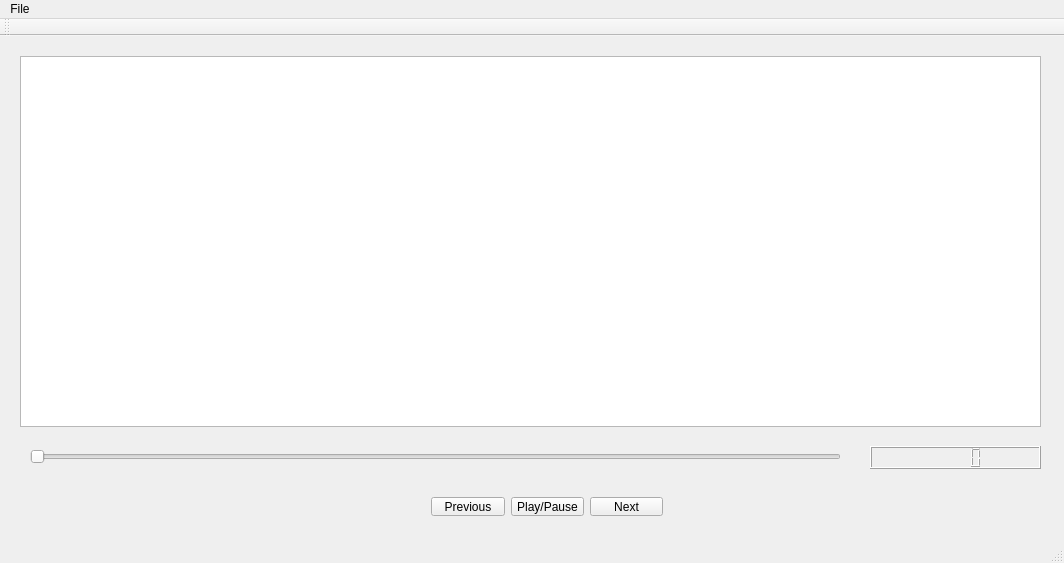
Qt form qt/mainwindow.ui (python-discord/code-jam-4) before a commit.
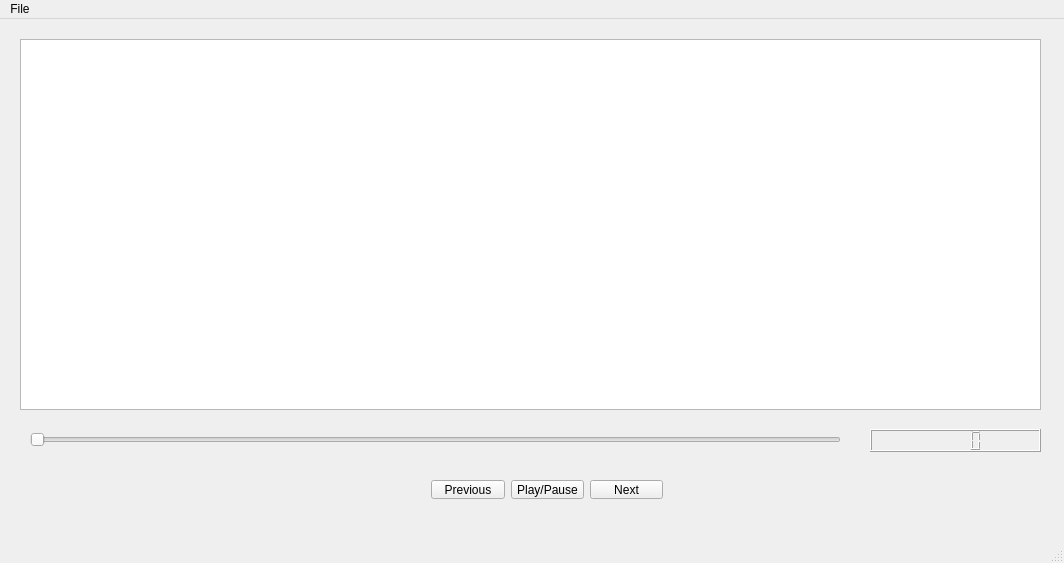
The same form after that commit.

Commit message: Remove toolbar

The edit to the form file:
```diff
--- a/qt/mainwindow.ui
+++ b/qt/mainwindow.ui
@@ -98,14 +98,6 @@
    </widget>
    <addaction name="menu_file"/>
   </widget>
-  <widget class="QToolBar" name="tool_bar">
-   <attribute name="toolBarArea">
-    <enum>TopToolBarArea</enum>
-   </attribute>
-   <attribute name="toolBarBreak">
-    <bool>false</bool>
-   </attribute>
-  </widget>
   <widget class="QStatusBar" name="status_bar"/>
   <action name="add_files_action">
    <property name="text">
```
